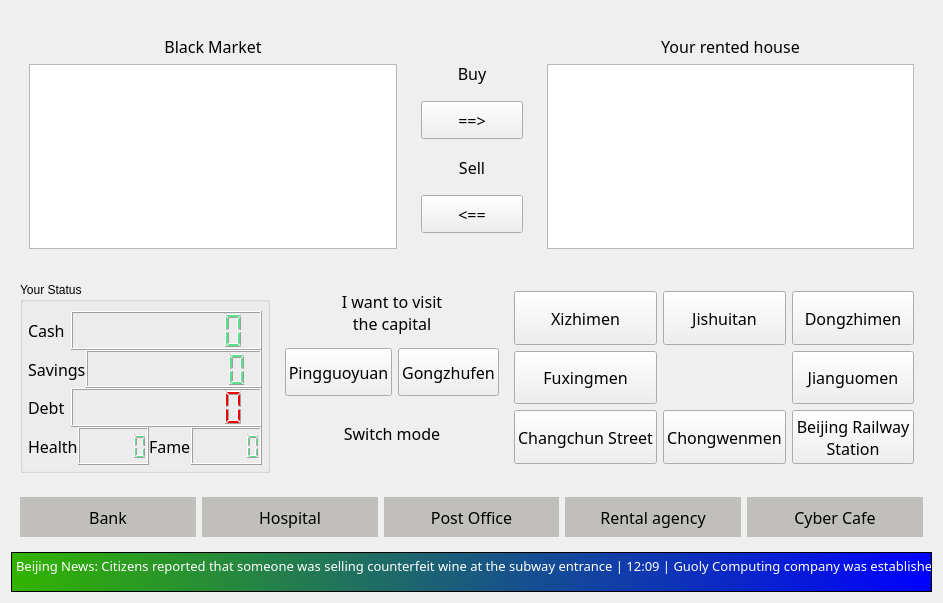
Above: form/main_widget.ui from soda92/beijing_fushengji_rewrite before the change. Below: the same form after it.
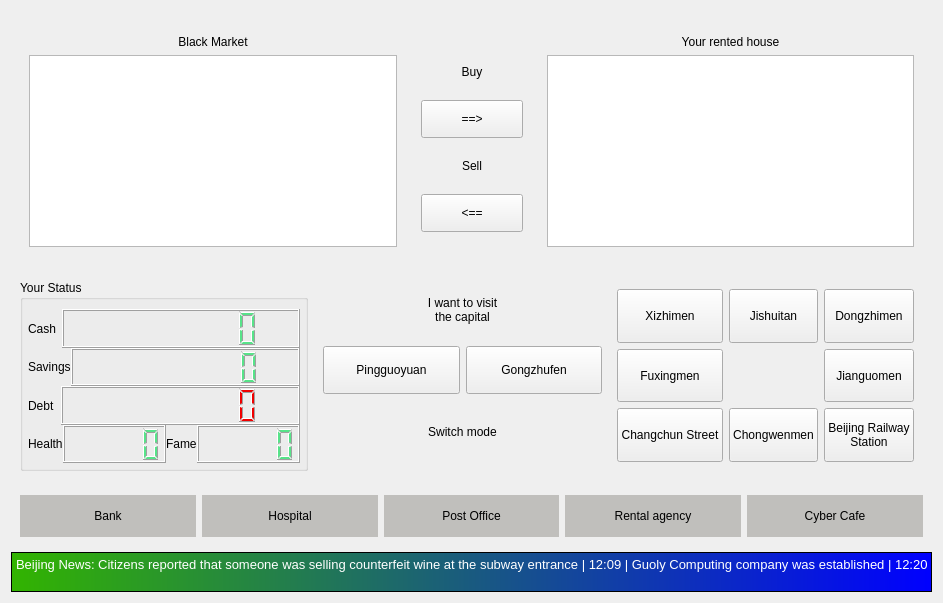
That is the form after the change. Icons and pictures are not drawn.

```diff
--- a/form/main_widget.ui
+++ b/form/main_widget.ui
@@ -14,9 +14,6 @@
    <string>Form</string>
   </property>
   <property name="styleSheet">
-   <string notr="true">QLabel, QPushButton, QTextBrowser, QAction, QMenu, QHeaderView, QStandardItem {
-                font: 12pt MiSans;
-}</string>
   </property>
   <layout class="QVBoxLayout" name="verticalLayout_7">
    <item>
```
